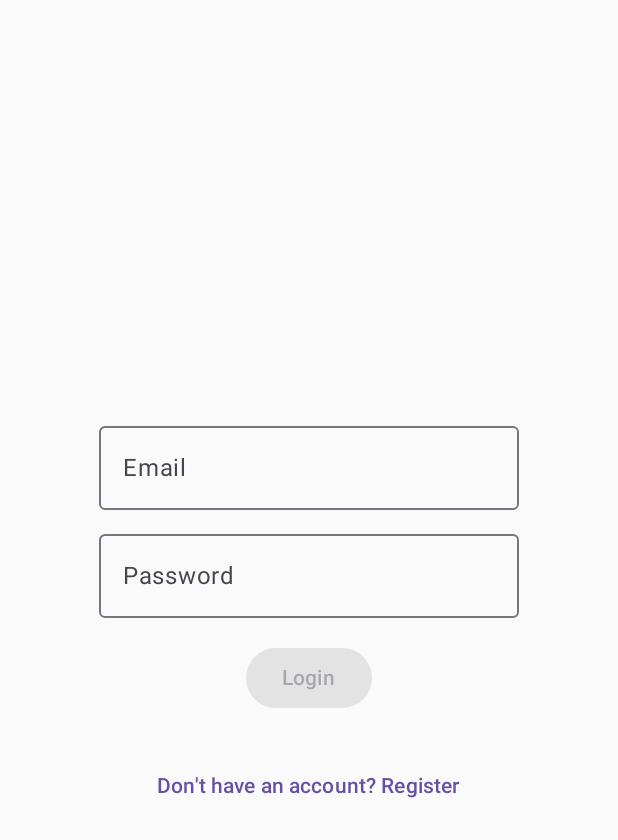
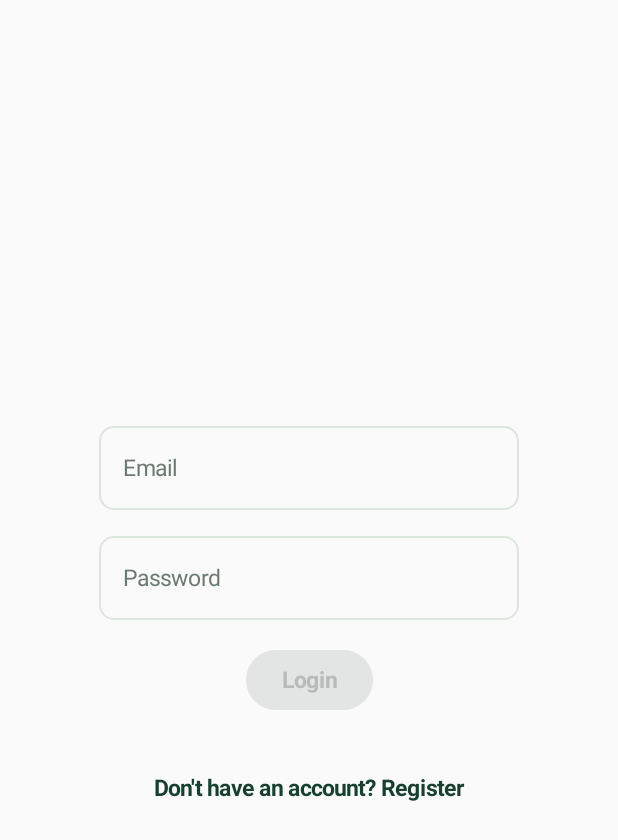
Before and after one commit to mickgian/nutritionApp, an Android app built with Jetpack Compose: the screen it shows after launch (MainActivity), on a phone screen of 412 x 824 dp. Shown: the top 840 px of the screen. Run offline under Robolectric (Android 15) with nearby library versions, the phone set to English and light mode, and no system bars; pictures from the network do not load; 15 statements that could not run were skipped.

Commit message:
DEV-002: add Meridia Compose design system from demo tokens
Transcribe the demo's visual language (docs/demo/nutriodemo.html) into a
reusable Compose Multiplatform design system under shared theme/:
- Color.kt: brand palette (verde/lime/salvia/panna/arancio/...) as an M3
  ColorScheme plus an extended MeridiaColors carried via CompositionLocal.
- Type.kt: type scale (sizes/weights/tracking) mapped to M3 slots; system
  sans-serif for now with a documented swap point for Bricolage Grotesque /
  Instrument Sans once the font files are bundled.
- Shape.kt: radii tokens (sm/md/lg + button + pill).
- Theme.kt: MeridiaTheme wrapper + accessor object (mirrors M3's MaterialTheme).
- components/: MeridiaButton (primary/ghost), MeridiaChip (highlight/warn),
  MeridiaCard, EyebrowLabel, MacroBadge.
- ThemeGallery.kt: a living gallery exercising every component.

Apply the theme app-wide via CommonView (covers Android/iOS/Web/Desktop, which
all route through it) and remove the empty TravelAppTheme stub.

Note: the KMP compile is verified by the DEV-001 KMP CI workflow; the
Android/Compose Gradle repositories are not reachable from this environment.

Co-Authored-By: Claude Opus 4.8 <noreply@anthropic.com>
Claude-Session: https://claude.ai/code/session_01UEfFzc6Poa2kY9ZidHbssD

````diff
--- a/shared/src/commonMain/kotlin/com/meridia/shared/MainView.kt
+++ b/shared/src/commonMain/kotlin/com/meridia/shared/MainView.kt
@@ -24,6 +24,7 @@ import androidx.navigation.compose.composable
 import androidx.navigation.compose.rememberNavController
 import com.meridia.shared.auth.AuthModule
 import com.meridia.shared.auth.AuthState
+import com.meridia.shared.theme.MeridiaTheme
 import com.meridia.shared.models.SessionResponse
 import com.meridia.shared.screens.ChatScreenWithHistory
 import com.meridia.shared.screens.LoginScreen
@@ -57,7 +58,7 @@ fun CommonView() {
         println("DEBUG: StartDestination: $startDestination")
     }
 
-    MaterialTheme {
+    MeridiaTheme {
         // Show loading screen if AuthState is still Loading
         if (authState is AuthState.Loading) {
             Box(
@@ -73,7 +74,7 @@ fun CommonView() {
                     )
                 }
             }
-            return@MaterialTheme
+            return@MeridiaTheme
         }
 
         NavHost(
--- a/shared/src/commonMain/kotlin/com/meridia/shared/TravelAppTheme.kt
+++ /dev/null
@@ -1 +0,0 @@
-package com.meridia.shared
--- /dev/null
+++ b/shared/src/commonMain/kotlin/com/meridia/shared/theme/Color.kt
@@ -0,0 +1,102 @@
+package com.meridia.shared.theme
+
+import androidx.compose.material3.lightColorScheme
+import androidx.compose.runtime.Immutable
+import androidx.compose.runtime.staticCompositionLocalOf
+import androidx.compose.ui.graphics.Color
+
+/**
+ * Meridia design tokens, transcribed from the HTML demo (docs/demo/nutriodemo.html):
+ *
+ *   --verde       #17402F   primary / forest
+ *   --verde-scuro #0E2B1F
+ *   --salvia      #E4EEE4   tinted surfaces
+ *   --lime        #C9E265   badges / highlights
+ *   --panna       #F7F8F3   app background
+ *   --bianco      #FFFFFF
+ *   --inchiostro  #1A241E   ink / text
+ *   --grigio      #6B7A70   secondary text
+ *   --linea       #DDE6DD   hairlines / borders
+ *   --arancio     #D96C3B   warnings / deadlines only
+ */
+object MeridiaPalette {
+    val Verde = Color(0xFF17402F)
+    val VerdeScuro = Color(0xFF0E2B1F)
+    val Salvia = Color(0xFFE4EEE4)
+    val Lime = Color(0xFFC9E265)
+    val Panna = Color(0xFFF7F8F3)
+    val Bianco = Color(0xFFFFFFFF)
+    val Inchiostro = Color(0xFF1A241E)
+    val Grigio = Color(0xFF6B7A70)
+    val Linea = Color(0xFFDDE6DD)
+    val Arancio = Color(0xFFD96C3B)
+
+    // Warning surface pair (demo .chip.warn / .deadline)
+    val WarnBg = Color(0xFFFBE3D6)
+    val WarnFg = Color(0xFF9C4A21)
+}
+
+/**
+ * Extended palette exposed through [com.meridia.shared.theme.MeridiaTheme.colors].
+ *
+ * Material's [androidx.compose.material3.ColorScheme] can't hold every brand token
+ * (lime, salvia, arancio, the warn pair), so we carry them here and surface them via
+ * a CompositionLocal — the idiomatic Compose pattern for a design system on top of M3.
+ */
+@Immutable
+data class MeridiaColors(
+    val verde: Color,
+    val verdeScuro: Color,
+    val salvia: Color,
+    val lime: Color,
+    val panna: Color,
+    val bianco: Color,
+    val inchiostro: Color,
+    val grigio: Color,
+    val linea: Color,
+    val arancio: Color,
+    val warnBg: Color,
+    val warnFg: Color,
+)
+
+val meridiaLightColors = MeridiaColors(
+    verde = MeridiaPalette.Verde,
+    verdeScuro = MeridiaPalette.VerdeScuro,
+    salvia = MeridiaPalette.Salvia,
+    lime = MeridiaPalette.Lime,
+    panna = MeridiaPalette.Panna,
+    bianco = MeridiaPalette.Bianco,
+    inchiostro = MeridiaPalette.Inchiostro,
+    grigio = MeridiaPalette.Grigio,
+    linea = MeridiaPalette.Linea,
+    arancio = MeridiaPalette.Arancio,
+    warnBg = MeridiaPalette.WarnBg,
+    warnFg = MeridiaPalette.WarnFg,
+)
+
+val LocalMeridiaColors = staticCompositionLocalOf { meridiaLightColors }
+
+/**
+ * The Material 3 [androidx.compose.material3.ColorScheme] mapping, so stock M3
+ * components (TextField, CircularProgressIndicator, …) already pick up the brand.
+ */
+val meridiaColorScheme = lightColorScheme(
+    primary = MeridiaPalette.Verde,
+    onPrimary = MeridiaPalette.Bianco,
+    primaryContainer = MeridiaPalette.Salvia,
+    onPrimaryContainer = MeridiaPalette.Verde,
+    secondary = MeridiaPalette.Lime,
+    onSecondary = MeridiaPalette.VerdeScuro,
+    secondaryContainer = MeridiaPalette.Lime,
+    onSecondaryContainer = MeridiaPalette.VerdeScuro,
+    background = MeridiaPalette.Panna,
+    onBackground = MeridiaPalette.Inchiostro,
+    surface = MeridiaPalette.Bianco,
+    onSurface = MeridiaPalette.Inchiostro,
+    surfaceVariant = MeridiaPalette.Salvia,
+    onSurfaceVariant = MeridiaPalette.Grigio,
+    outline = MeridiaPalette.Linea,
+    outlineVariant = MeridiaPalette.Linea,
+    error = MeridiaPalette.Arancio,
+    onError = MeridiaPalette.Bianco,
+)
--- /dev/null
+++ b/shared/src/commonMain/kotlin/com/meridia/shared/theme/Shape.kt
@@ -0,0 +1,27 @@
+package com.meridia.shared.theme
+
+import androidx.compose.foundation.shape.RoundedCornerShape
+import androidx.compose.material3.Shapes
+import androidx.compose.ui.unit.dp
+
+/**
+ * Corner radii from the demo tokens: --r-sm 10px, --r-md 16px, --r-lg 22px.
+ * The button radius (14px) and the pill (99px) are recurring one-offs in the demo.
+ */
+object MeridiaRadius {
+    val Sm = 10.dp
+    val Md = 16.dp
+    val Lg = 22.dp
+    val Button = 14.dp
+    val Pill = 99.dp
+}
+
+val PillShape = RoundedCornerShape(MeridiaRadius.Pill)
+
+val MeridiaShapes = Shapes(
+    extraSmall = RoundedCornerShape(MeridiaRadius.Sm),
+    small = RoundedCornerShape(MeridiaRadius.Sm),
+    medium = RoundedCornerShape(MeridiaRadius.Md),
+    large = RoundedCornerShape(MeridiaRadius.Lg),
+    extraLarge = RoundedCornerShape(MeridiaRadius.Lg),
+)
--- /dev/null
+++ b/shared/src/commonMain/kotlin/com/meridia/shared/theme/Theme.kt
@@ -0,0 +1,47 @@
+package com.meridia.shared.theme
+
+import androidx.compose.material3.MaterialTheme
+import androidx.compose.material3.Shapes
+import androidx.compose.material3.Typography
+import androidx.compose.runtime.Composable
+import androidx.compose.runtime.CompositionLocalProvider
+import androidx.compose.runtime.ReadOnlyComposable
+
+/**
+ * The app-wide theme. Wraps Material 3 with Meridia's color scheme, typography and
+ * shapes, and provides the extended brand palette via [LocalMeridiaColors].
+ *
+ * Usage:
+ * ```
+ * MeridiaTheme {
+ *     // MeridiaTheme.colors.lime, MeridiaTheme.typography.displaySmall, …
+ * }
+ * ```
+ */
+@Composable
+fun MeridiaTheme(content: @Composable () -> Unit) {
+    CompositionLocalProvider(LocalMeridiaColors provides meridiaLightColors) {
+        MaterialTheme(
+            colorScheme = meridiaColorScheme,
+            typography = MeridiaTypography,
+            shapes = MeridiaShapes,
+            content = content,
+        )
+    }
+}
+
+/**
+ * Accessor object, mirroring Material 3's own `MaterialTheme` fun + object pairing.
+ * `colors` exposes the brand tokens that don't fit the M3 [androidx.compose.material3.ColorScheme];
+ * `typography` and `shapes` delegate to the underlying Material theme.
+ */
+object MeridiaTheme {
+    val colors: MeridiaColors
+        @Composable @ReadOnlyComposable get() = LocalMeridiaColors.current
+
+    val typography: Typography
+        @Composable @ReadOnlyComposable get() = MaterialTheme.typography
+
+    val shapes: Shapes
+        @Composable @ReadOnlyComposable get() = MaterialTheme.shapes
+}
--- /dev/null
+++ b/shared/src/commonMain/kotlin/com/meridia/shared/theme/Type.kt
@@ -0,0 +1,98 @@
+package com.meridia.shared.theme
+
+import androidx.compose.material3.Typography
+import androidx.compose.ui.text.TextStyle
+import androidx.compose.ui.text.font.FontFamily
+import androidx.compose.ui.text.font.FontWeight
+import androidx.compose.ui.unit.em
+import androidx.compose.ui.unit.sp
+
+/**
+ * Typography transcribed from the demo's type scale.
+ *
+ * The demo uses two web fonts — Bricolage Grotesque (display) and Instrument Sans
+ * (body). Those font files are not yet bundled, so we fall back to the platform
+ * sans-serif while keeping the demo's weights, sizes and letter-spacing. To ship the
+ * real faces later, drop the .ttf files into
+ * `shared/src/commonMain/composeResources/font/` and swap the two families below —
+ * no call site changes.
+ */
+private val DisplayFamily = FontFamily.SansSerif // → Bricolage Grotesque
+private val BodyFamily = FontFamily.SansSerif // → Instrument Sans
+
+val MeridiaTypography = Typography(
+    // Screen title — demo `h2.title` (26px / 800 / -.02em)
+    displaySmall = TextStyle(
+        fontFamily = DisplayFamily,
+        fontWeight = FontWeight.ExtraBold,
+        fontSize = 26.sp,
+        lineHeight = 29.sp,
+        letterSpacing = (-0.02).em,
+    ),
+    // Hero / success heading — demo `.hero h3` (22px / 800 / -.02em)
+    headlineMedium = TextStyle(
+        fontFamily = DisplayFamily,
+        fontWeight = FontWeight.ExtraBold,
+        fontSize = 22.sp,
+        lineHeight = 26.sp,
+        letterSpacing = (-0.02).em,
+    ),
+    // Brand / sheet header — demo `.brand b` (17px display)
+    titleLarge = TextStyle(
+        fontFamily = DisplayFamily,
+        fontWeight = FontWeight.Bold,
+        fontSize = 17.sp,
+        lineHeight = 22.sp,
+        letterSpacing = (-0.01).em,
+    ),
+    // Card / section header (16px)
+    titleMedium = TextStyle(
+        fontFamily = DisplayFamily,
+        fontWeight = FontWeight.Bold,
+        fontSize = 16.sp,
+        lineHeight = 20.sp,
+    ),
+    // Default body copy (15px)
+    bodyLarge = TextStyle(
+        fontFamily = BodyFamily,
+        fontWeight = FontWeight.Normal,
+        fontSize = 15.sp,
+        lineHeight = 23.sp,
+    ),
+    // Secondary copy — demo `.muted` (13.5px)
+    bodyMedium = TextStyle(
+        fontFamily = BodyFamily,
+        fontWeight = FontWeight.Normal,
+        fontSize = 13.5.sp,
+        lineHeight = 21.sp,
+    ),
+    // Fine print (12.5px)
+    bodySmall = TextStyle(
+        fontFamily = BodyFamily,
+        fontWeight = FontWeight.Medium,
+        fontSize = 12.5.sp,
+        lineHeight = 18.sp,
+    ),
+    // Button label — demo `.btn` (15px / 700)
+    labelLarge = TextStyle(
+        fontFamily = BodyFamily,
+        fontWeight = FontWeight.Bold,
+        fontSize = 15.sp,
+        lineHeight = 18.sp,
+    ),
+    // Chip label — demo `.chip` (11.5px / 700)
+    labelMedium = TextStyle(
+        fontFamily = BodyFamily,
+        fontWeight = FontWeight.Bold,
+        fontSize = 11.5.sp,
+        lineHeight = 14.sp,
+    ),
+    // Eyebrow — demo `.eyebrow` (11px / 700 / .14em, upper-cased at the call site)
+    labelSmall = TextStyle(
+        fontFamily = BodyFamily,
+        fontWeight = FontWeight.Bold,
+        fontSize = 11.sp,
+        lineHeight = 14.sp,
+        letterSpacing = 0.14.em,
+    ),
+)
````
Also changed, not shown: shared/src/commonMain/kotlin/com/meridia/shared/theme/ThemeGallery.kt (added, +65 -0 lines), shared/src/commonMain/kotlin/com/meridia/shared/theme/components/Buttons.kt (added, +61 -0 lines), shared/src/commonMain/kotlin/com/meridia/shared/theme/components/Cards.kt (added, +35 -0 lines), shared/src/commonMain/kotlin/com/meridia/shared/theme/components/Chips.kt (added, +51 -0 lines), shared/src/commonMain/kotlin/com/meridia/shared/theme/components/Labels.kt (added, +43 -0 lines), 1 other file.
